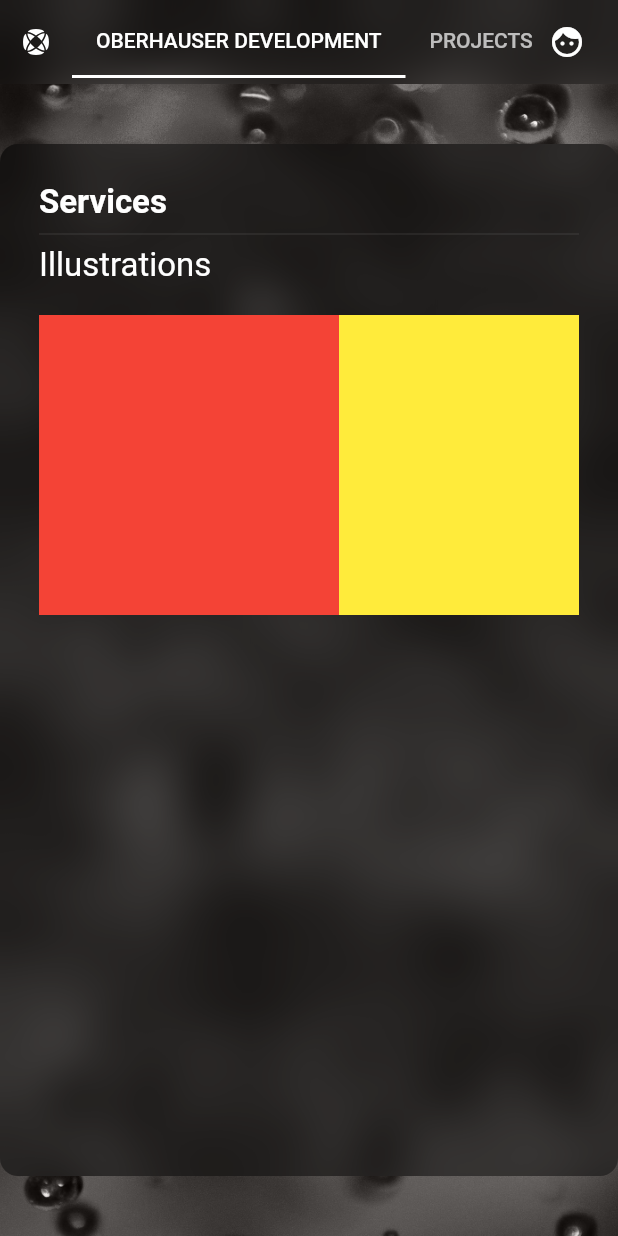
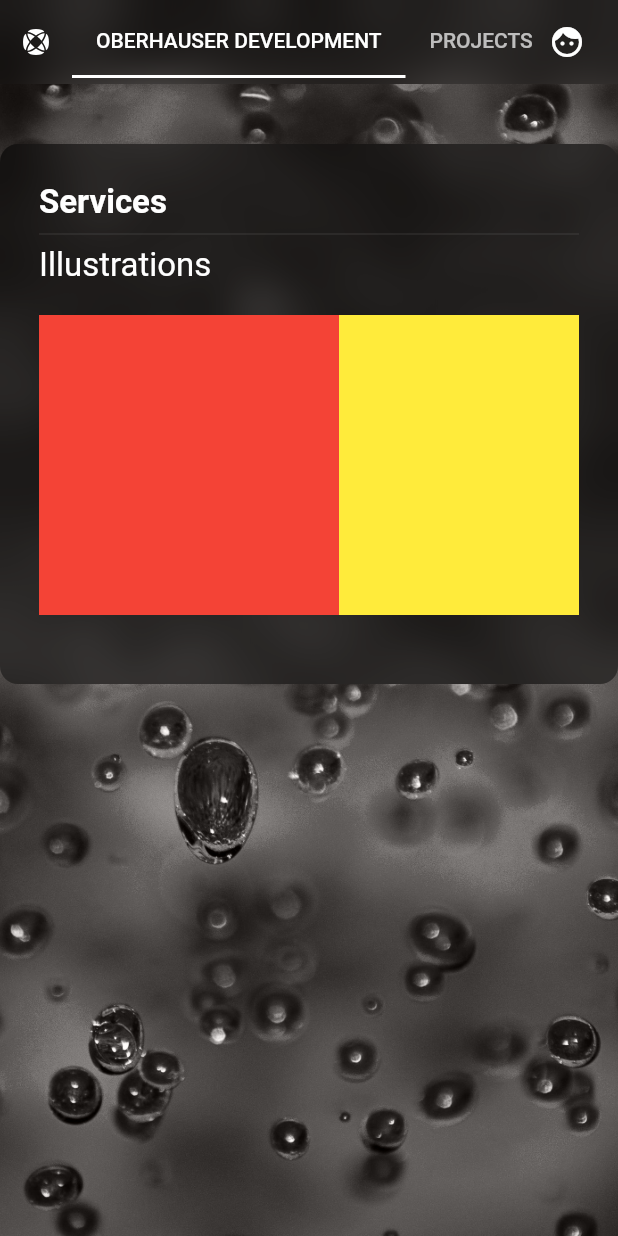
Before and after one commit to Oberhauser-Dev/oberhauser-dev.github.io, a Flutter app: the screen it shows after launch, on a phone screen of 412 x 824 dp. Run offline on Flutter 3.47's test engine with Material 2 defaults, Android fonts, the phone set to English and light mode, and no system bars; our stand-ins replace flutter_svg.

Commit message:
Fix layout issues

```diff
--- a/lib/components/CardWidget.dart
+++ b/lib/components/CardWidget.dart
@@ -2,7 +2,6 @@ import 'dart:ui';
 
 import 'package:flutter/cupertino.dart';
 import 'package:flutter/material.dart';
-import 'package:responsive_grid/responsive_grid.dart';
 
 class CardWidget extends StatelessWidget {
   final ImageFilter? filter;
@@ -13,10 +12,10 @@ class CardWidget extends StatelessWidget {
 
   @override
   Widget build(BuildContext context) {
-    return ResponsiveGridCol(
-      md: 12,
-      child: Center(
-        child: ClipRRect(
+    return Column(
+      mainAxisSize: MainAxisSize.max,
+      children: [
+        ClipRRect(
           borderRadius: BorderRadius.circular(12),
           child: this.filter != null
               ? BackdropFilter(
@@ -32,8 +31,8 @@ class CardWidget extends StatelessWidget {
                   ),
                 )
               : this.child,
-        ),
-      ),
+        )
+      ],
     );
   }
 }
--- a/lib/main.dart
+++ b/lib/main.dart
@@ -151,8 +151,8 @@ class NavigationBarState extends State<NavigationBar> with RestorationMixin {
                   alignment: Alignment.center,
                 )),
                 child: Container(
-                  padding: EdgeInsets.only(top: appBarHeight + 40, bottom: 40),
-                  child: TabBarView(children: [
+                  margin: EdgeInsets.only(top: appBarHeight + 40, bottom: 40),
+                  child:  TabBarView(children: [
                       CardWidget(
                         filter: blur,
                         child: ServicesWidget(),
--- a/lib/sites/services/services.dart
+++ b/lib/sites/services/services.dart
@@ -7,6 +7,7 @@ class ServicesWidget extends StatelessWidget {
   @override
   Widget build(BuildContext context) {
     return Column(
+      crossAxisAlignment: CrossAxisAlignment.start,
       children: [
         Text(
           'Services',
@@ -21,7 +22,6 @@ class ServicesWidget extends StatelessWidget {
         ),
         IllustrationsWidget(),
       ],
-      crossAxisAlignment: CrossAxisAlignment.start,
     );
   }
 }
--- a/pubspec.yaml
+++ b/pubspec.yaml
@@ -30,7 +30,6 @@ dependencies:
   cupertino_icons: ^1.0.2
   url_launcher: ^6.0.6
   flutter_svg: ^0.22.0
-  responsive_grid: ^2.0.0
 
 dev_dependencies:
   flutter_test:
```
Also changed, not shown: lib/sites/contact.dart (+8 -3 lines), pubspec.lock. Lines whose indentation alone changed are shown as unchanged.
